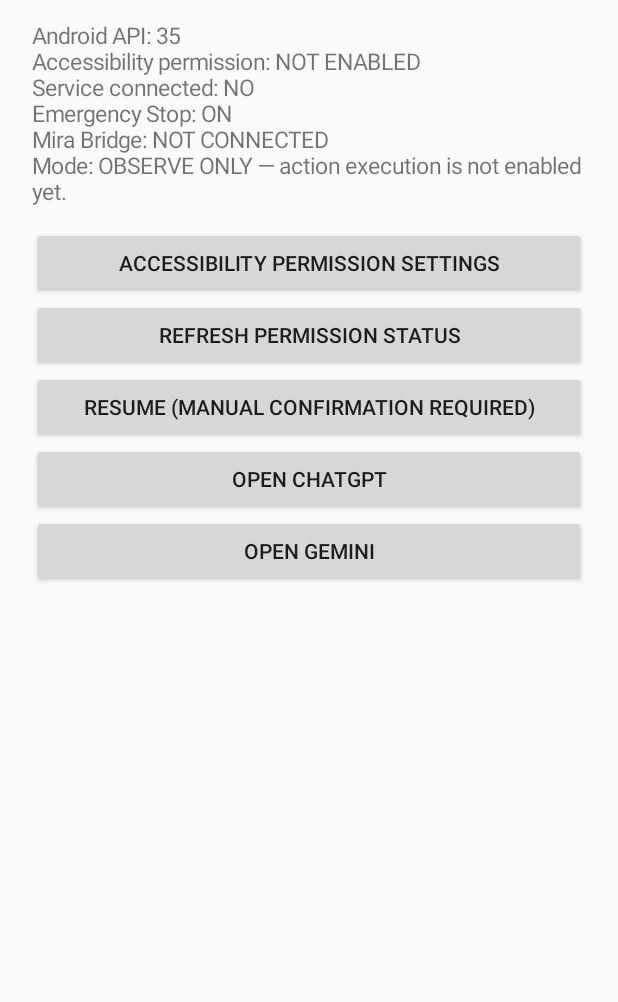
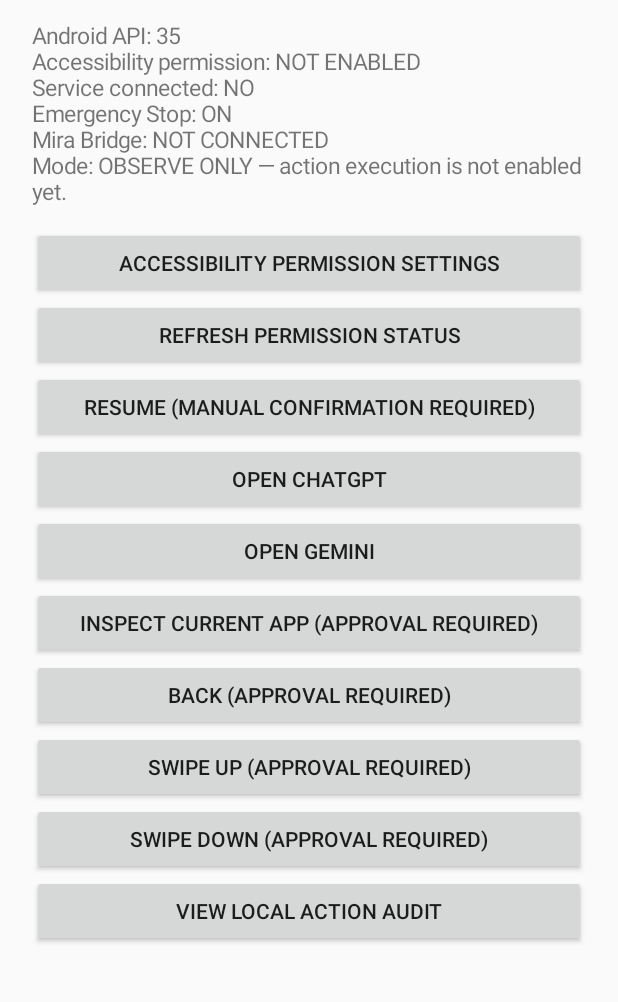
Before and after one commit to Shahed216215/APP-OPERATOR, an Android app: the screen it shows after launch (MainActivity), on a phone screen of 412 x 824 dp, the part 84-1086 px from its top. Run offline under Robolectric (Android 15) with nearby library versions, the phone set to English and light mode, and no system bars.

Commit message:
feat: add individually approved inspect back and swipe controls

```diff
--- a/app/src/main/java/com/mira/operator/MainActivity.kt
+++ b/app/src/main/java/com/mira/operator/MainActivity.kt
@@ -70,6 +70,41 @@ class MainActivity : Activity() {
             setOnClickListener { openAllowedApp("com.google.android.googlequicksearchbox") }
         }
 
+        val inspectButton = Button(this).apply {
+            text = "Inspect current app (approval required)"
+            setOnClickListener { requestOneAction("INSPECT_UI") }
+        }
+
+        val backButton = Button(this).apply {
+            text = "Back (approval required)"
+            setOnClickListener { requestOneAction("BACK") }
+        }
+
+        val swipeUpButton = Button(this).apply {
+            text = "Swipe up (approval required)"
+            setOnClickListener { requestOneAction("SWIPE_UP") }
+        }
+
+        val swipeDownButton = Button(this).apply {
+            text = "Swipe down (approval required)"
+            setOnClickListener { requestOneAction("SWIPE_DOWN") }
+        }
+
+        val auditButton = Button(this).apply {
+            text = "View local action audit"
+            setOnClickListener {
+                android.app.AlertDialog.Builder(this@MainActivity)
+                    .setTitle("Local audit metadata")
+                    .setMessage(OperatorAuditLog.exportMetadata(this@MainActivity))
+                    .setPositiveButton("Close", null)
+                    .setNeutralButton("Clear log") { _, _ ->
+                        OperatorAuditLog.clear(this@MainActivity)
+                        Toast.makeText(this@MainActivity, "Audit log cleared", Toast.LENGTH_SHORT).show()
+                    }
+                    .show()
+            }
+        }
+
         layout.addView(title)
         layout.addView(statusText)
         layout.addView(accessibilityButton)
@@ -77,6 +112,11 @@ class MainActivity : Activity() {
         layout.addView(stopButton)
         layout.addView(chatGptButton)
         layout.addView(geminiButton)
+        layout.addView(inspectButton)
+        layout.addView(backButton)
+        layout.addView(swipeUpButton)
+        layout.addView(swipeDownButton)
+        layout.addView(auditButton)
         setContentView(layout)
         refreshStatus()
     }
@@ -134,6 +174,20 @@ class MainActivity : Activity() {
             .show()
     }
 
+    private fun requestOneAction(action: String) {
+        val targetPackage = com.mira.operator.accessibility.OperatorAccessibilityService.activePackageName
+        if (targetPackage.isNullOrBlank()) {
+            Toast.makeText(this, "No allowlisted app is active. Enable Accessibility, resume, then open an allowed app.", Toast.LENGTH_LONG).show()
+            return
+        }
+        val request = Intent(this, ActionApprovalActivity::class.java).apply {
+            putExtra(ActionApprovalActivity.EXTRA_ACTION, action)
+            putExtra(ActionApprovalActivity.EXTRA_PACKAGE, targetPackage)
+            putExtra(ActionApprovalActivity.EXTRA_REQUEST_ID, java.util.UUID.randomUUID().toString())
+        }
+        startActivity(request)
+    }
+
     private fun openAllowedApp(targetPackage: String) {
         if (!AppRegistry.isAllowed(targetPackage)) {
             Toast.makeText(this, "App is not allowlisted", Toast.LENGTH_SHORT).show()
```
